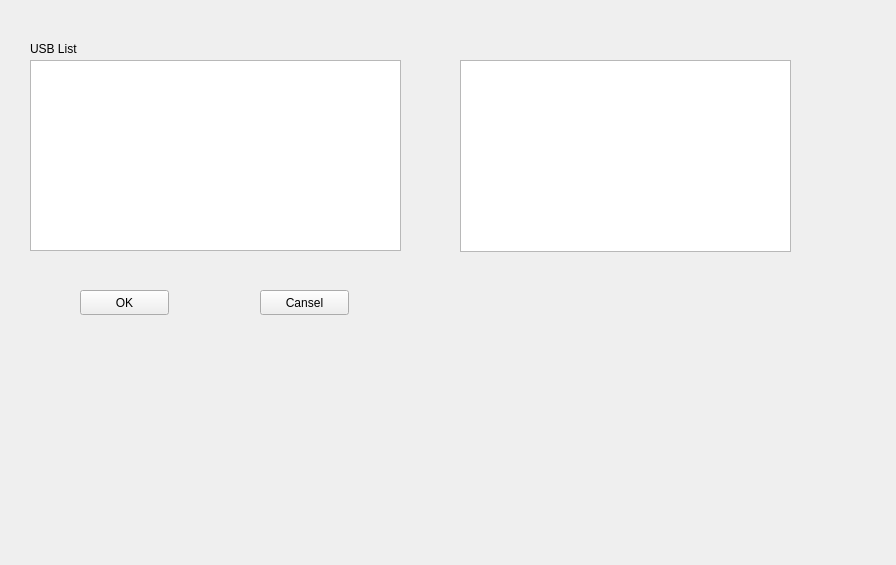
First picture: the form in qt_src/usb_select.ui, repository taka0628/sechack365, before the edit.
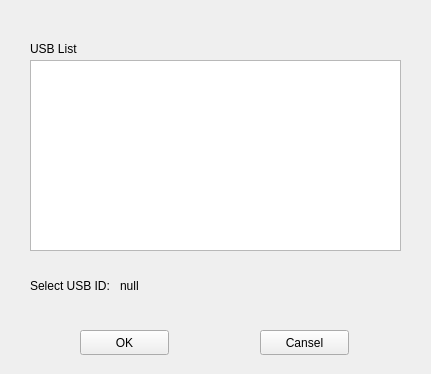
Second picture: the form after the edit.

Commit message: [add]usbのシリアル番号の取得画面を実装 [issue]usbの登録を行ったあとにmain側からIDを取得できない

The edit to the form file:
```diff
--- a/qt_src/usb_select.ui
+++ b/qt_src/usb_select.ui
@@ -6,8 +6,8 @@
    <rect>
     <x>0</x>
     <y>0</y>
-    <width>896</width>
-    <height>565</height>
+    <width>431</width>
+    <height>374</height>
    </rect>
   </property>
   <property name="windowTitle">
@@ -40,7 +40,7 @@
    <property name="geometry">
     <rect>
      <x>80</x>
-     <y>290</y>
+     <y>330</y>
      <width>89</width>
      <height>25</height>
     </rect>
@@ -53,7 +53,7 @@
    <property name="geometry">
     <rect>
      <x>260</x>
-     <y>290</y>
+     <y>330</y>
      <width>89</width>
      <height>25</height>
     </rect>
@@ -62,15 +62,31 @@
     <string>Cansel</string>
    </property>
   </widget>
-  <widget class="QListView" name="listView_select">
+  <widget class="QWidget" name="horizontalLayoutWidget">
    <property name="geometry">
     <rect>
-     <x>460</x>
-     <y>60</y>
-     <width>331</width>
-     <height>192</height>
+     <x>30</x>
+     <y>270</y>
+     <width>371</width>
+     <height>31</height>
     </rect>
    </property>
+   <layout class="QHBoxLayout" name="horizontalLayout" stretch="0,10">
+    <item>
+     <widget class="QLabel" name="label_3">
+      <property name="text">
+       <string>Select USB ID: </string>
+      </property>
+     </widget>
+    </item>
+    <item>
+     <widget class="QLabel" name="label_selected_usbID">
+      <property name="text">
+       <string>null</string>
+      </property>
+     </widget>
+    </item>
+   </layout>
   </widget>
  </widget>
  <resources/>
```
The commit also changes 3 other files.
